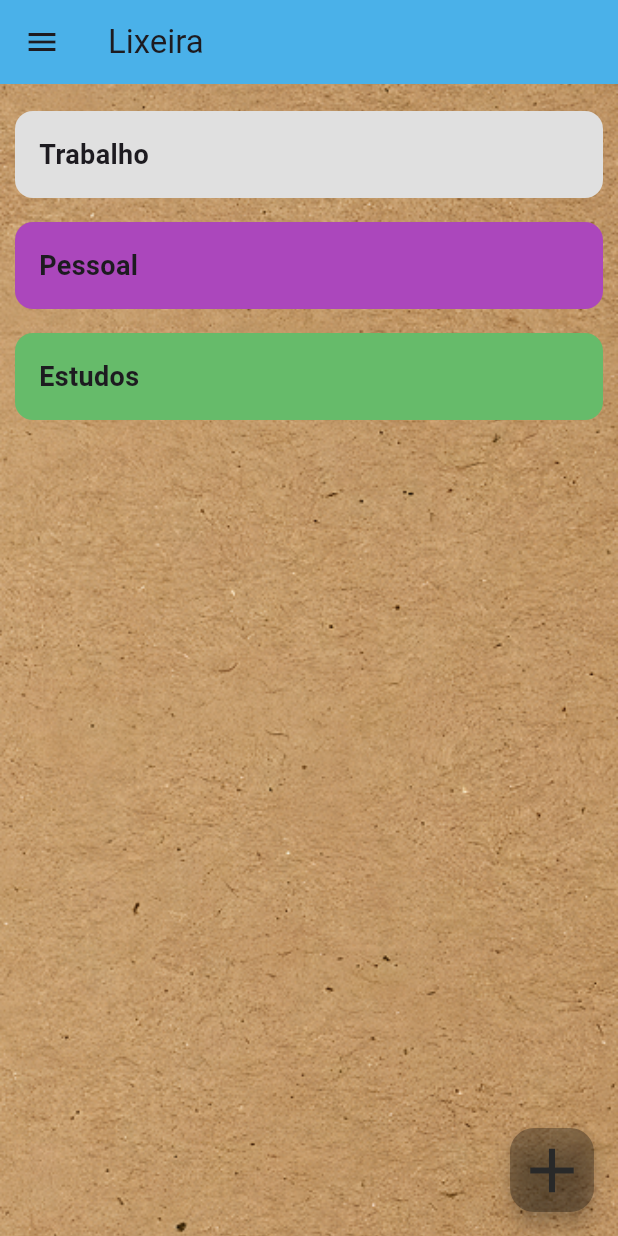
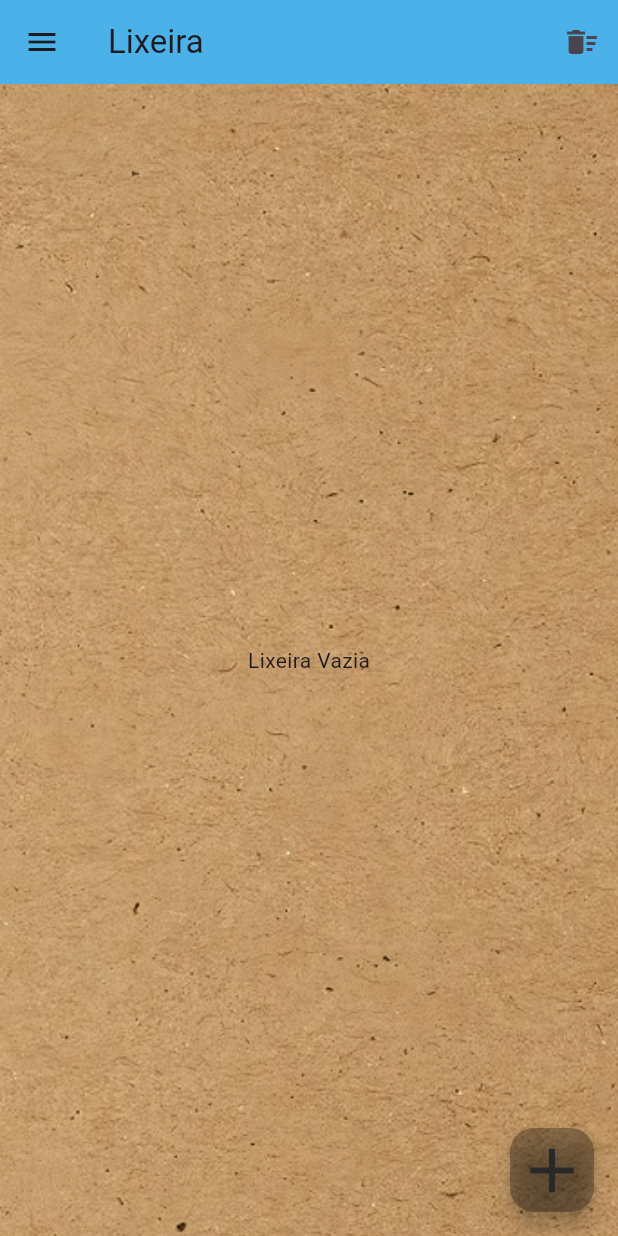
Before and after one commit to b4rradas/app_notasorg, a Flutter app: the LixeiraView screen opened by its route, on a phone screen of 412 x 824 dp. Run offline on Flutter 3.47's test engine with Material 3 defaults, Android fonts, the light colour scheme and no system bars; our stand-ins replace device_preview, get_it.

Commit message:
atualizando lixeira view, adicionando botão esvaziar lixeira

```diff
--- a/lib/view/group_view.dart
+++ b/lib/view/group_view.dart
@@ -168,7 +168,6 @@ class _NotaTileState extends State<NotaTile> {
             // Lógica para outras ações (Arquivar, Excluir, etc.)
 
 
-
           },
           itemBuilder: (context) => [
             const PopupMenuItem(value: 'editar', child: Text('Editar')),
--- a/lib/view/lixeira_view.dart
+++ b/lib/view/lixeira_view.dart
@@ -1,55 +1,112 @@
+import 'package:app_notasorg/controller/notas_controller.dart';
+import 'package:app_notasorg/model/notas_model.dart';
 import 'package:app_notasorg/widgets/widgets.dart';
 import 'package:flutter/material.dart';
+import 'package:get_it/get_it.dart';
 
 class LixeiraView extends StatelessWidget {
   const LixeiraView({super.key});
 
   @override
   Widget build(BuildContext context) {
+    final NotasController controller = GetIt.I<NotasController>();
+    final deletedTasks = controller.deletedtask;
+
+    void removeTask(Nota task) {
+      controller.removeTask(task);
+      deletedTasks.remove(task);
+      ScaffoldMessenger.of(context).showSnackBar(
+        const SnackBar(content: Text('Tarefa removida permanentemente')),
+      );
+    }
+
+    void emptyTrash() {
+      controller.deletedtask.clear();
+      ScaffoldMessenger.of(context).showSnackBar(
+        const SnackBar(content: Text('Lixeira esvaziada')),
+      );
+      Navigator.of(context).pushReplacementNamed('lixeira');
+    }
+
     return Scaffold(
-      drawer: SideBar(),
+      drawer: const SideBar(),
       appBar: AppBar(
-        title: Text('Lixeira'),
-        backgroundColor: Color.fromARGB(255, 74, 177, 233),
+        title: const Text('Lixeira'),
+        backgroundColor: const Color.fromARGB(255, 74, 177, 233),
+        actions: [
+          IconButton(
+            onPressed: () {
+              if (deletedTasks.isNotEmpty) {
+                emptyTrash();
+              } else {
+                ScaffoldMessenger.of(context).showSnackBar(
+                  const SnackBar(content: Text('Lixeira já está vazia')),
+                );
+              }
+            },
+            icon: const Icon(Icons.delete_sweep),
+            tooltip: 'Esvaziar Lixeira',
           ),
-      body: Container(
-        decoration: BoxDecoration(
+        ],
+      ),
+      body: Stack(
+        children: [
+          Container(
+            decoration: const BoxDecoration(
               image: DecorationImage(
                 image: AssetImage("assets/background_img.png"),
                 fit: BoxFit.cover,
               ),
             ),
-        child: Padding(
+          ),
+          Padding(
             padding: const EdgeInsets.all(10.0),
-          child: ListView(
-            children: [
-              ListCard(
-                title: "Trabalho",
-                color: Colors.grey[300]!,
-                onTap: () {
-                  Navigator.of(context).pushNamed('trabalho');
+            child: deletedTasks.isEmpty
+                ? const Center(child: Text('Lixeira Vazia'))
+                : ListView.builder(
+                    itemCount: deletedTasks.length,
+                    itemBuilder: (context, index) {
+                      final task = deletedTasks[index];
+                      return Container(
+                        decoration: BoxDecoration(
+                          color: const Color.fromARGB(255, 233, 229, 226),
+                          borderRadius: BorderRadius.circular(8),
+                          boxShadow: [
+                            BoxShadow(
+                              color: Colors.grey.shade400,
+                              blurRadius: 4,
+                              offset: const Offset(2, 2),
+                            ),
+                          ],
+                        ),
+                        margin: const EdgeInsets.symmetric(vertical: 5),
+                        child: ListTile(
+                          title: Text(task.name),
+                          subtitle: Text(task.description),
+                          trailing: PopupMenuButton<String>(
+                            onSelected: (value) {
+                              if (value == 'excluir') {
+                                removeTask(task);
+                              }
                             },
-              ),
-              ListCard(
-                title: "Pessoal",
-                color: Colors.purple[400]!,
-                onTap: () {
-                  Navigator.of(context).pushNamed('pessoal');
-                },
-              ),
-              ListCard(
-                title: "Estudos",
-                color: Colors.green[400]!,
-                onTap: () {
-                  Navigator.of(context).pushNamed('estudos');
-                },
+                            itemBuilder: (context) => const [
+                              PopupMenuItem(
+                                value: 'excluir',
+                                child: Text('Excluir Permanentemente'),
                               ),
                             ],
                           ),
                         ),
+                      );
+                    },
+                  ),
+          ),
+        ],
       ),
       floatingActionButton: FloatingActionButton(
-        onPressed: () {},
+        onPressed: () {
+          Navigator.of(context).pushNamed('criar_nota');
+        },
         backgroundColor: const Color.fromARGB(76, 0, 0, 0),
         child: PopupMenuButton<String>(
           onSelected: (value) {
@@ -57,8 +114,8 @@ class LixeiraView extends StatelessWidget {
               Navigator.of(context).pushNamed('criar_nota');
             }
           },
-          itemBuilder: (context) => [
-            const PopupMenuItem(
+          itemBuilder: (context) => const [
+            PopupMenuItem(
               value: 'nova_nota',
               child: Text('Nova Nota'),
             ),
```
Lines whose indentation alone changed are shown as unchanged.
